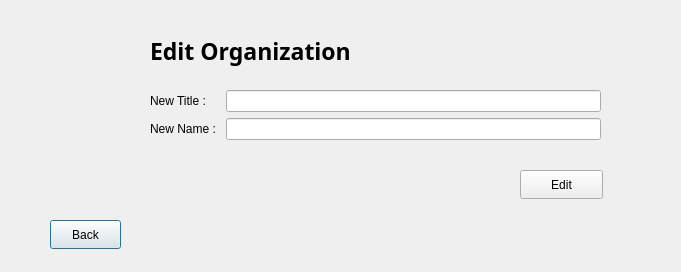
Qt form Project_Ap/edit_organization_page.ui (Hasansaberifar/AP_Prozhe) before a commit.
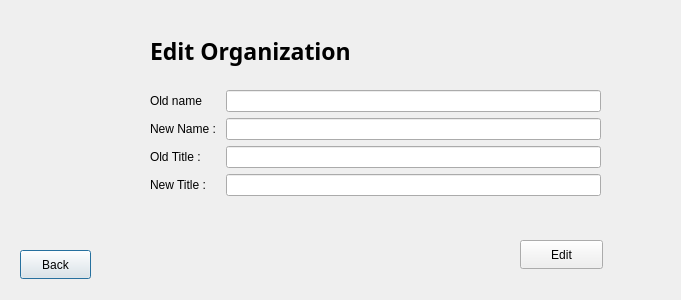
The same form after that commit.

Diff of the .ui file:
```diff
--- a/Project_Ap/edit_organization_page.ui
+++ b/Project_Ap/edit_organization_page.ui
@@ -7,7 +7,7 @@
     <x>0</x>
     <y>0</y>
     <width>681</width>
-    <height>272</height>
+    <height>300</height>
    </rect>
   </property>
   <property name="windowTitle">
@@ -16,8 +16,8 @@
   <widget class="QPushButton" name="pushButton_2">
    <property name="geometry">
     <rect>
-     <x>50</x>
-     <y>220</y>
+     <x>20</x>
+     <y>250</y>
      <width>71</width>
      <height>29</height>
     </rect>
@@ -30,7 +30,7 @@
    <property name="geometry">
     <rect>
      <x>520</x>
-     <y>170</y>
+     <y>240</y>
      <width>83</width>
      <height>29</height>
     </rect>
@@ -45,30 +45,50 @@
      <x>150</x>
      <y>90</y>
      <width>451</width>
-     <height>71</height>
+     <height>141</height>
     </rect>
    </property>
    <layout class="QFormLayout" name="formLayout">
+    <item row="3" column="1">
+     <widget class="QLineEdit" name="newTitleForOrgan"/>
+    </item>
     <item row="0" column="0">
-     <widget class="QLabel" name="label_2">
+     <widget class="QLabel" name="label_5">
       <property name="text">
-       <string>New Title : </string>
-      </property>
-     </widget>
-    </item>
-    <item row="1" column="0">
-     <widget class="QLabel" name="label_3">
-      <property name="text">
-       <string>New Name : </string>
+       <string>Old name</string>
       </property>
      </widget>
     </item>
     <item row="0" column="1">
-     <widget class="QLineEdit" name="newTitleForOrgan"/>
+     <widget class="QLineEdit" name="OldNameForOrganization"/>
+    </item>
+    <item row="2" column="1">
+     <widget class="QLineEdit" name="OldTitleForOrganization"/>
     </item>
     <item row="1" column="1">
      <widget class="QLineEdit" name="NewNameForOrgan"/>
     </item>
+    <item row="1" column="0">
+     <widget class="QLabel" name="label_3">
+      <property name="text">
+       <string>New Name : </string>
+      </property>
+     </widget>
+    </item>
+    <item row="2" column="0">
+     <widget class="QLabel" name="label_4">
+      <property name="text">
+       <string>Old Title : </string>
+      </property>
+     </widget>
+    </item>
+    <item row="3" column="0">
+     <widget class="QLabel" name="label_2">
+      <property name="text">
+       <string>New Title : </string>
+      </property>
+     </widget>
+    </item>
    </layout>
   </widget>
   <widget class="QLabel" name="label">
```
